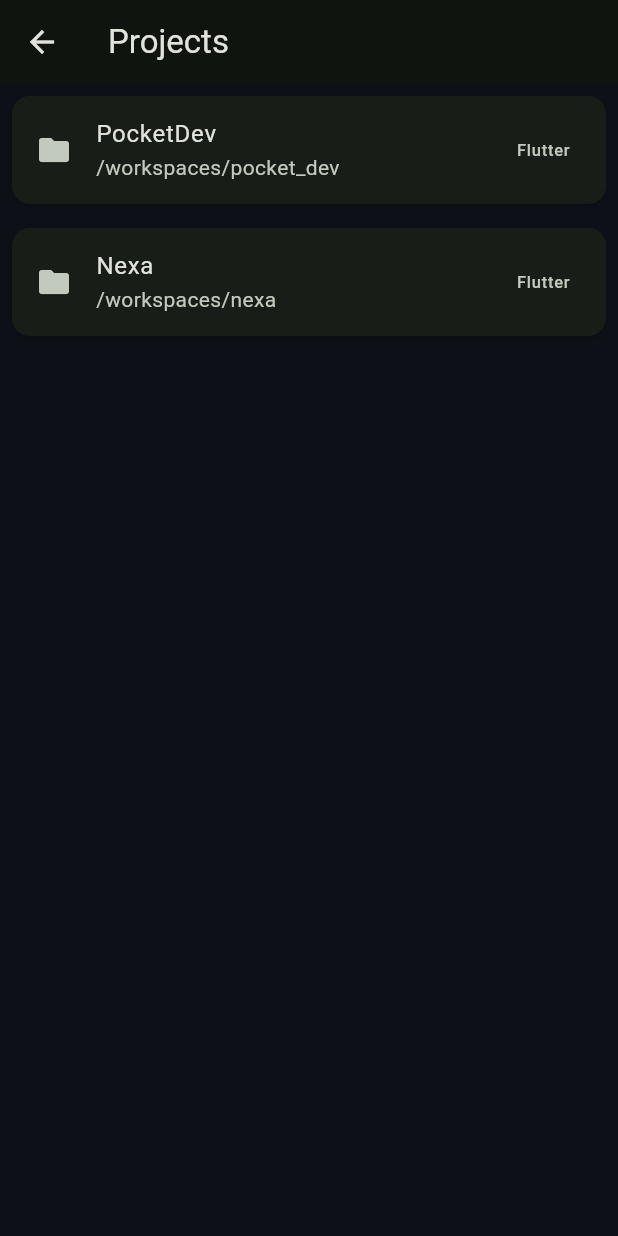
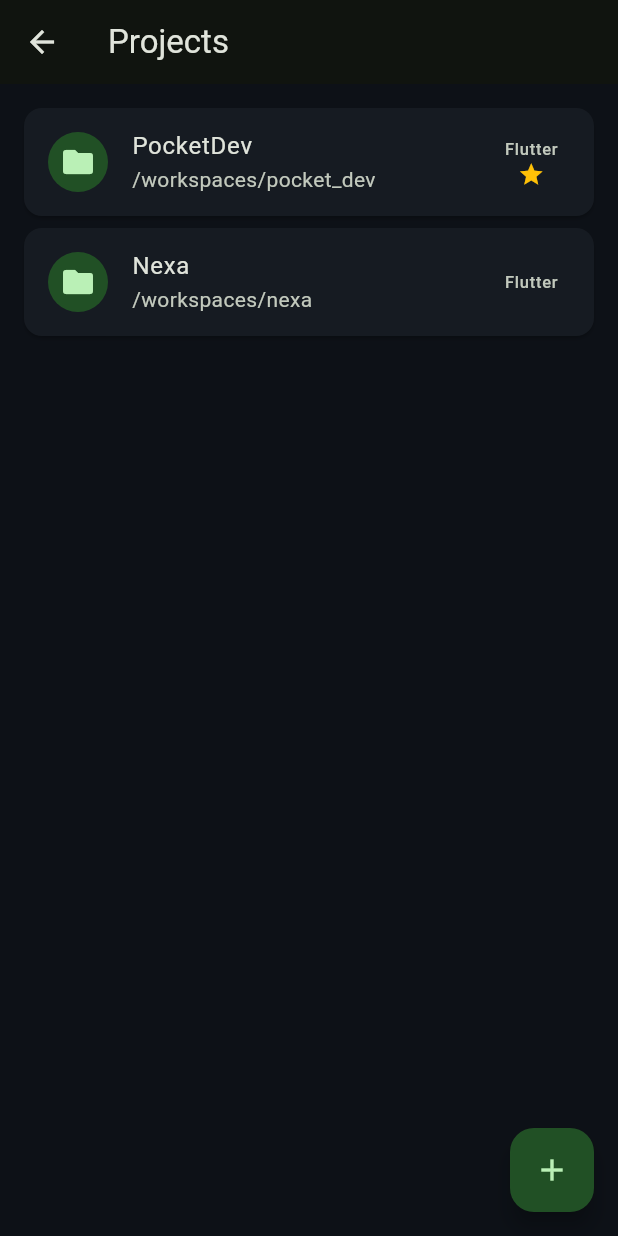
Before and after one commit to 2ed-code/pocket-dev, a Flutter app: the ProjectsPage screen opened directly, on a phone screen of 412 x 824 dp. Run offline on Flutter 3.47's test engine with Material 3 defaults, Android fonts, the phone set to English and light mode, and no system bars.

Commit message:
Improve projects page

```diff
--- a/lib/features/projects/projects_page.dart
+++ b/lib/features/projects/projects_page.dart
@@ -7,18 +7,46 @@
   @override
   Widget build(BuildContext context) {
     return Scaffold(
-      appBar: AppBar(title: const Text("Projects")),
-      body: ListView.builder(
+      appBar: AppBar(
+        title: const Text("Projects"),
+      ),
+      floatingActionButton: FloatingActionButton(
+        onPressed: () {},
+        child: const Icon(Icons.add),
+      ),
+      body: projects.isEmpty
+          ? const Center(
+              child: Text(
+                "No projects yet",
+                style: TextStyle(fontSize: 18),
+              ),
+            )
+          : ListView.builder(
+              padding: const EdgeInsets.all(12),
               itemCount: projects.length,
               itemBuilder: (context, index) {
                 final p = projects[index];
+
                 return Card(
-            margin: const EdgeInsets.all(8),
+                  color: const Color(0xFF161B22),
                   child: ListTile(
-              leading: const Icon(Icons.folder),
+                    leading: const CircleAvatar(
+                      child: Icon(Icons.folder),
+                    ),
                     title: Text(p.name),
                     subtitle: Text(p.path),
-              trailing: Text(p.language),
+                    trailing: Column(
+                      mainAxisAlignment: MainAxisAlignment.center,
+                      children: [
+                        Text(p.language),
+                        if (p.favorite)
+                          const Icon(
+                            Icons.star,
+                            color: Colors.amber,
+                            size: 18,
+                          ),
+                      ],
+                    ),
                   ),
                 );
               },
```
Lines whose indentation alone changed are shown as unchanged.
